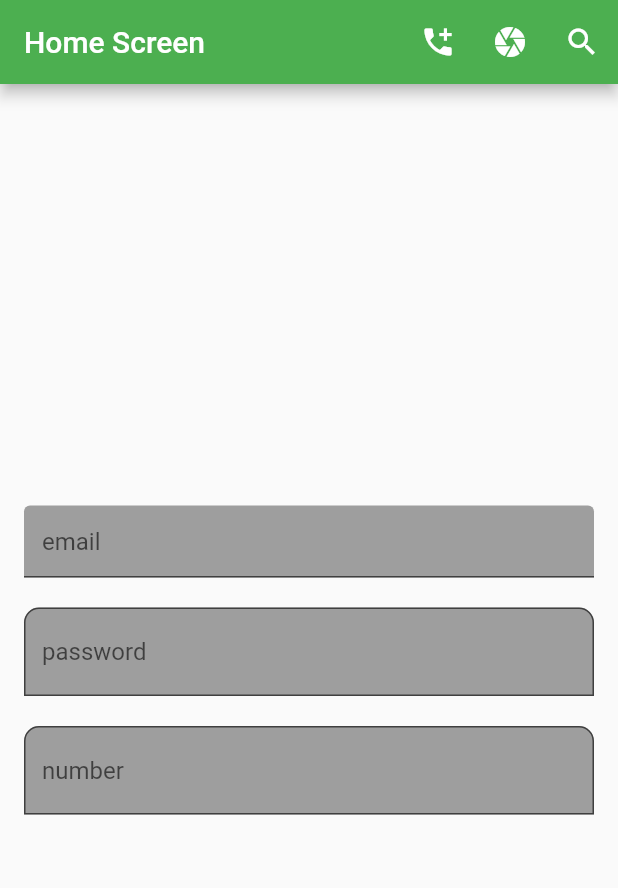
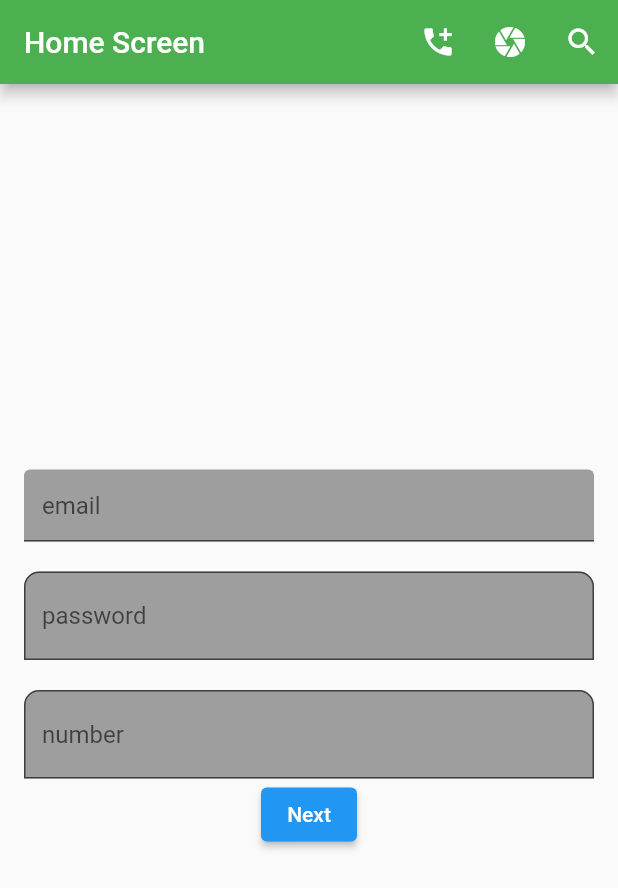
Before and after one commit to AbdullahThalha/Flutter, a Flutter app: the screen it shows after launch, on a phone screen of 412 x 824 dp. Shown: the top 888 px of the screen. Run offline on Flutter 3.47's test engine with Material 2 defaults, Android fonts, the phone set to English and light mode, and no system bars.

Commit message:
form added

```diff
--- a/lib/main.dart
+++ b/lib/main.dart
@@ -22,6 +22,7 @@ class Homepage extends StatelessWidget {
   TextEditingController emailController=TextEditingController();
   TextEditingController passwordController=TextEditingController();
    TextEditingController numberController=TextEditingController();
+   GlobalKey<FormState>formKey= GlobalKey<FormState>();///when we use form ,have to use the line
 
 
 
@@ -44,7 +45,10 @@ class Homepage extends StatelessWidget {
       body: Padding(
         padding: const EdgeInsets.all(16.0),
         child: Center(
-          child: Column(
+          child: Form(
+            key:formKey, ///(this formkey is from the above),///validation for ky
+
+            child: Column(///wrapped it with form as its the parent widget.
                 mainAxisAlignment:MainAxisAlignment.center,
                 children:[
                   TextFormField(
@@ -55,13 +59,13 @@ class Homepage extends StatelessWidget {
                        else{
                          return null;
                        }
-                     },///for mandotory email and password validator is being used and in number is not being used;
+                       },///for mandotory a textformfield(email,password)validator is being used and in number is not being used;
                     controller:emailController,
                     ///obscureText: true,
                     decoration: InputDecoration(
-                  hintText: 'email',
-                  fillColor:Colors.grey.shade500,
-                  filled: true,
+                    hintText: 'email',///works as watermark on textfield
+                    fillColor:Colors.grey.shade500,///for setting the color;
+                    filled: true,///if not set true then fillcolor doesnot work
 
                     ),
                   ),
@@ -69,6 +73,14 @@ class Homepage extends StatelessWidget {
 
                     SizedBox(height: 20,),
                     TextFormField(
+              validator:(String?value) {
+                if (value?.isEmpty??true) {
+                  return 'enter password';
+                }
+                else {
+                  return null;
+                }
+              },
                     controller:passwordController,///its mendatory to set controller,validator for every textformfield;
 
                     decoration: InputDecoration(
@@ -101,12 +113,18 @@ class Homepage extends StatelessWidget {
                     ),
 
 
-                )
+                  ),
+                  ElevatedButton(onPressed: (){
+                    if(formKey.currentState!.validate()){
+                      print('Next screen or validation success');
+                    }
+                  }, child: Text('Next'))
 
 
 
-              ]
+                ],
 
+            ),
           ),
 
         ),
```
Lines whose indentation alone changed are shown as unchanged.
